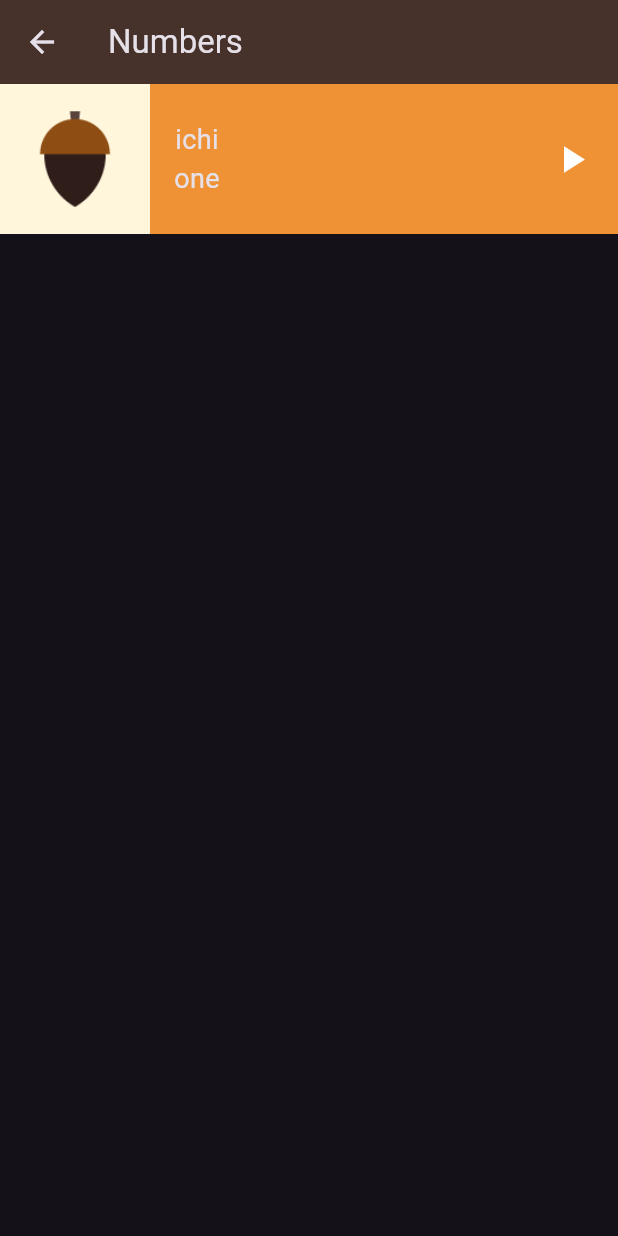
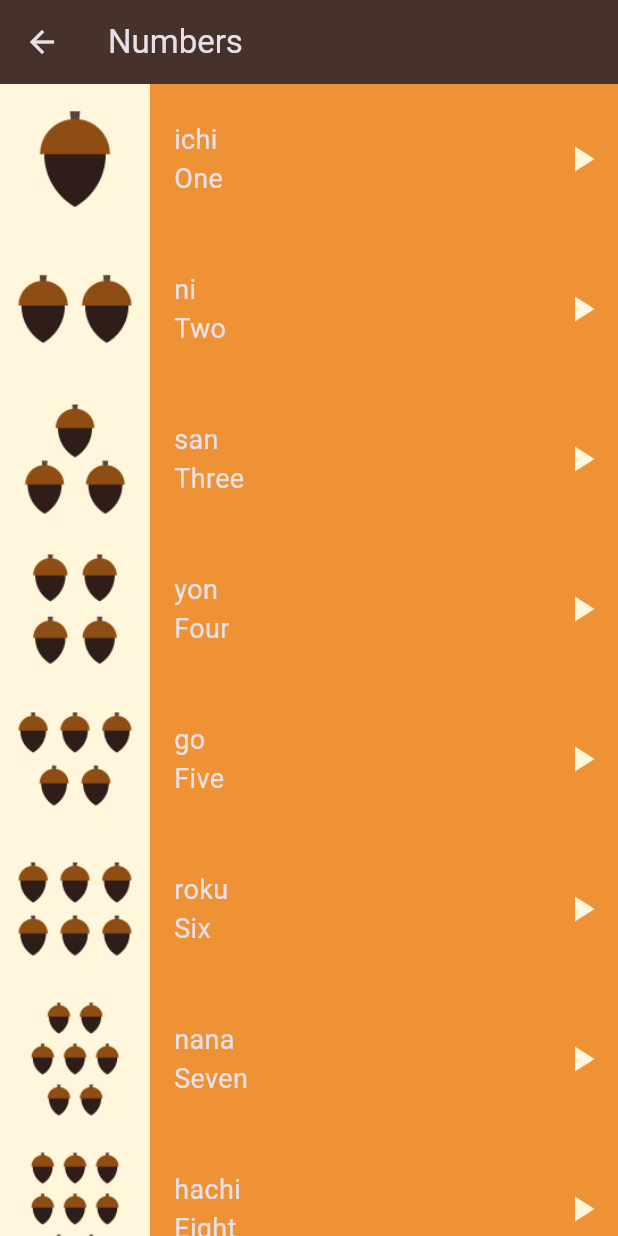
Before and after one commit to aya-hamoudeh1/Toku_app, a Flutter app: the NumbersPage screen opened directly, on a phone screen of 412 x 824 dp. Run offline on Flutter 3.47's test engine with Material 3 defaults, Android fonts, the light colour scheme and no system bars.

Commit message:
finish numbers page

```diff
--- /dev/null
+++ b/lib/components/list_item.dart
@@ -0,0 +1,59 @@
+import 'package:audioplayers/audioplayers.dart';
+import 'package:flutter/material.dart';
+import 'package:language_learning_app/models/item.dart';
+
+class ListItem extends StatelessWidget {
+  const ListItem({super.key, required this.number});
+
+  final Number number;
+  @override
+  Widget build(BuildContext context) {
+    return Container(
+      height: 100,
+      color: const Color(0xffEF9235),
+      child: Row(
+        children: [
+          Container(
+            color: const Color(0xffFFF6DC),
+            child: Image.asset(
+              number.image!,
+            ),
+          ),
+          Padding(
+            padding: const EdgeInsets.only(left: 16.0),
+            child: Column(
+              crossAxisAlignment: CrossAxisAlignment.start,
+              mainAxisAlignment: MainAxisAlignment.center,
+              children: [
+                Text(
+                  number.jpName,
+                  style: const TextStyle(fontSize: 18),
+                ),
+                Text(
+                  number.enName,
+                  style: const TextStyle(fontSize: 18),
+                ),
+              ],
+            ),
+          ),
+          const Spacer(
+            flex: 1,
+          ),
+          IconButton(
+            onPressed: () {
+              final player = AudioPlayer();
+              player.play(
+                AssetSource(number.sound),
+              );
+            },
+            icon: const Icon(
+              Icons.play_arrow,
+              size: 28,
+              color: Color(0xffFFF6DC),
+            ),
+          )
+        ],
+      ),
+    );
+  }
+}
--- /dev/null
+++ b/lib/models/item.dart
@@ -0,0 +1,13 @@
+class Number {
+  final String? image;
+  final String jpName;
+  final String enName;
+  final String sound;
+
+  const Number({
+    required this.image,
+    required this.jpName,
+    required this.enName,
+    required this.sound,
+  });
+}
--- a/lib/screens/numbers_page.dart
+++ b/lib/screens/numbers_page.dart
@@ -1,13 +1,62 @@
 import 'package:flutter/material.dart';
+import 'package:language_learning_app/components/list_item.dart';
+import '../models/item.dart';
 
 class NumbersPage extends StatelessWidget {
   const NumbersPage({super.key});
 
-  final Number one = const Number(
-    image: "assets/images/numbers/number_one.png",
-    jpName: "ichi",
-    enName: "one",
-  );
+  final List<Number> numbers = const [
+    Number(
+        image: "assets/images/numbers/number_one.png",
+        jpName: "ichi",
+        enName: "One",
+        sound: "sounds/numbers/number_one_sound.mp3"),
+    Number(
+        image: "assets/images/numbers/number_two.png",
+        jpName: "ni",
+        enName: "Two",
+        sound: "sounds/numbers/number_two_sound.mp3"),
+    Number(
+        image: "assets/images/numbers/number_three.png",
+        jpName: "san",
+        enName: "Three",
+        sound: "sounds/numbers/number_three_sound.mp3"),
+    Number(
+        image: "assets/images/numbers/number_four.png",
+        jpName: "yon",
+        enName: "Four",
+        sound: "sounds/numbers/number_four_sound.mp3"),
+    Number(
+        image: "assets/images/numbers/number_five.png",
+        jpName: "go",
+        enName: "Five",
+        sound: "sounds/numbers/number_five_sound.mp3"),
+    Number(
+        image: "assets/images/numbers/number_six.png",
+        jpName: "roku",
+        enName: "Six",
+        sound: "sounds/numbers/number_six_sound.mp3"),
+    Number(
+        image: "assets/images/numbers/number_seven.png",
+        jpName: "nana",
+        enName: "Seven",
+        sound: "sounds/numbers/number_seven_sound.mp3"),
+    Number(
+        image: "assets/images/numbers/number_eight.png",
+        jpName: "hachi",
+        enName: "Eight",
+        sound: "sounds/numbers/number_eight_sound.mp3"),
+    Number(
+        image: "assets/images/numbers/number_nine.png",
+        jpName: "kyu",
+        enName: "Nine",
+        sound: "sounds/numbers/number_nine_sound.mp3"),
+    Number(
+        image: "assets/images/numbers/number_ten.png",
+        jpName: "ju",
+        enName: "Ten",
+        sound: "sounds/numbers/number_ten_sound.mp3"),
+  ];
   @override
   Widget build(BuildContext context) {
     return Scaffold(
@@ -15,56 +64,14 @@ class NumbersPage extends StatelessWidget {
         title: const Text("Numbers"),
         backgroundColor: const Color(0xff46322B),
       ),
-      body: Container(
-        height: 100,
-        color: const Color(0xffEF9235),
-        child: Row(
-          children: [
-            Container(
-              color: const Color(0xffFFF6DC),
-              child: Image.asset(
-                one.image,
-              ),
-            ),
-            Padding(
-              padding: const EdgeInsets.only(left: 16.0),
-              child: Column(
-                mainAxisAlignment: MainAxisAlignment.center,
-                children: [
-                  Text(
-                    one.jpName,
-                    style: const TextStyle(fontSize: 18),
-                  ),
-                  Text(
-                    one.enName,
-                    style: const TextStyle(fontSize: 18),
-                  ),
-                ],
-              ),
-            ),
-            const Spacer(),
-            const Padding(
-              padding: EdgeInsets.only(right: 16.0),
-              child: Icon(
-                Icons.play_arrow,
-                size: 30,
-              ),
-            ),
-          ],
-        ),
+      body: ListView.builder(
+        itemCount: numbers.length,
+        itemBuilder: (context, index) {
+          return ListItem(
+            number: numbers[index],
+          );
+        },
       ),
     );
   }
 }
-
-class Number {
-  final String image;
-  final String jpName;
-  final String enName;
-
-  const Number({
-    required this.image,
-    required this.jpName,
-    required this.enName,
-  });
-}
--- a/pubspec.yaml
+++ b/pubspec.yaml
@@ -28,6 +28,7 @@ environment:
 # the latest version available on pub.dev. To see which dependencies have newer
 # versions available, run `flutter pub outdated`.
 dependencies:
+  audioplayers: 5.2.1
   flutter:
     sdk: flutter
 
@@ -63,6 +64,10 @@ flutter:
       - assets/images/numbers/
       - assets/images/family_members/
       - assets/images/colors/
+      - assets/sounds/colors/
+      - assets/sounds/numbers/
+      - assets/sounds/family_members/
+      - assets/sounds/phrases/
 
   # An image asset can refer to one or more resolution-specific "variants", see
   # https://flutter.dev/assets-and-images/#resolution-aware
```
Also changed, not shown: pubspec.lock, 5 other files.
